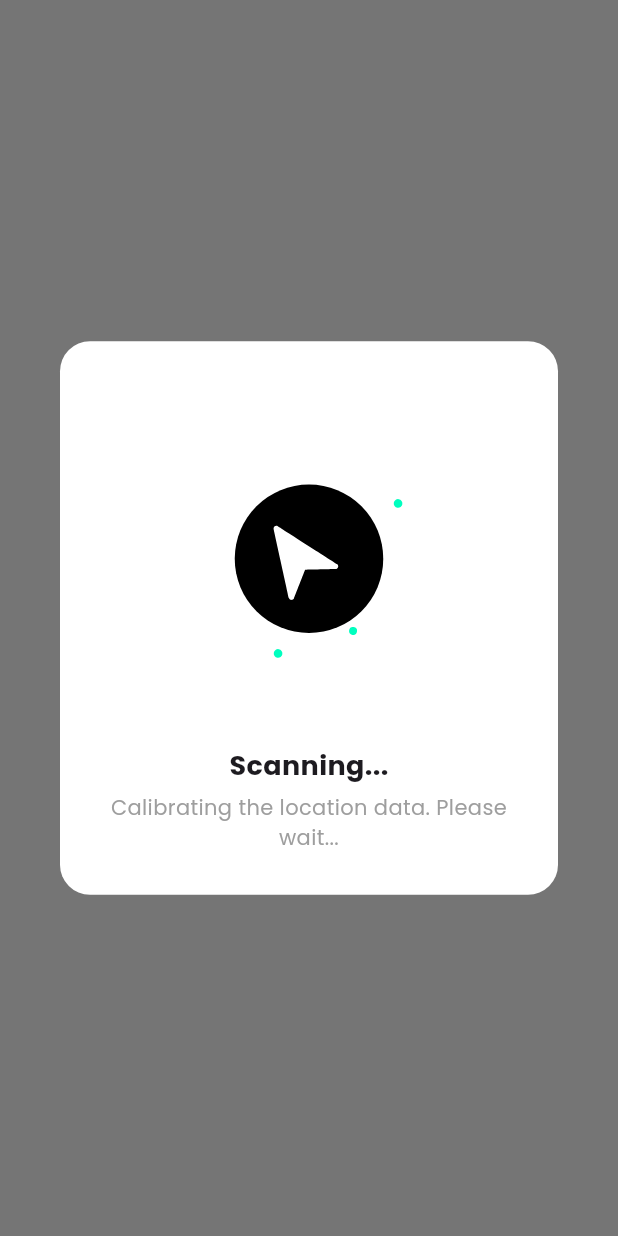
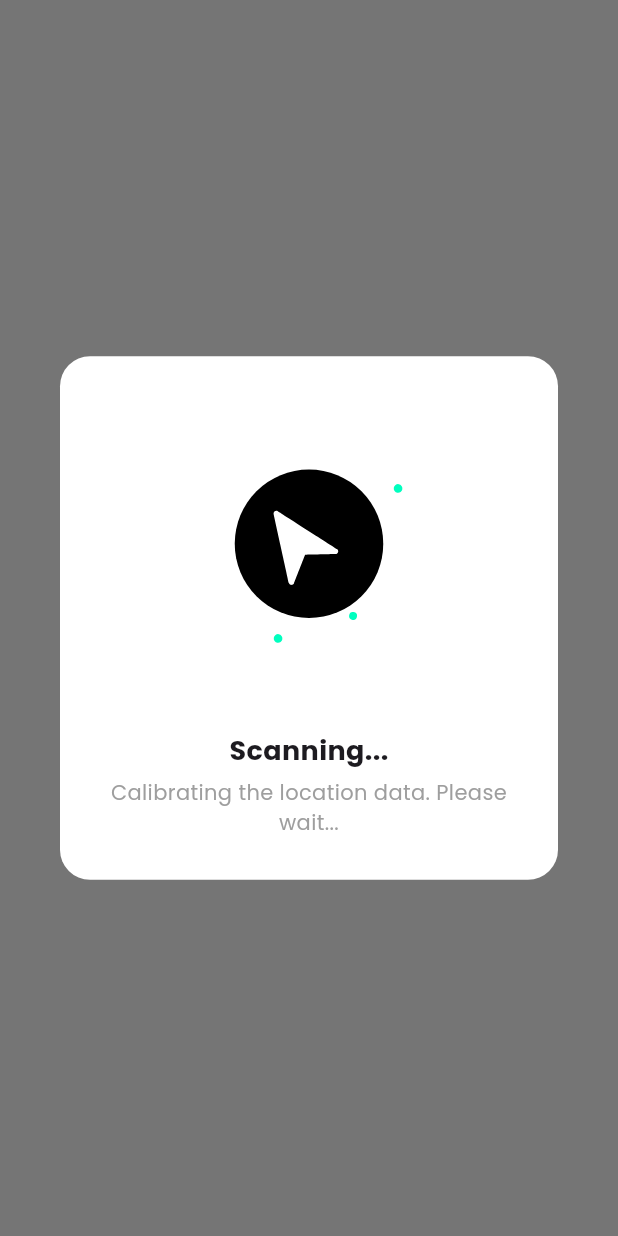
Before and after one commit to lucifer3618/Readify-Flutter-Project, a Flutter app: what showScanningPopup() shows on an empty page, opened directly, on a phone screen of 412 x 824 dp. Run offline on Flutter 3.47's test engine with Material 3 defaults, Android fonts, the phone set to English and light mode, and no system bars; our stand-ins replace auto_size_text, awesome_snackbar_content, cached_network_image, cloud_firestore, firebase_auth, firebase_core and 15 more; accounts and stored records are empty; generated files the repository leaves out were written again; network calls fail.

Commit message:
fix: Aligment changes in gps calibration dialog

```diff
--- a/lib/shared/widgets/widgets.dart
+++ b/lib/shared/widgets/widgets.dart
@@ -51,7 +51,7 @@ class Widgets {
           ),
           backgroundColor: Colors.white,
           child: Padding(
-            padding: const EdgeInsets.all(20.0),
+            padding: const EdgeInsets.only(left: 20.0, right: 20.0, bottom: 20.0),
             child: Column(
               mainAxisSize: MainAxisSize.min,
               children: [
```
